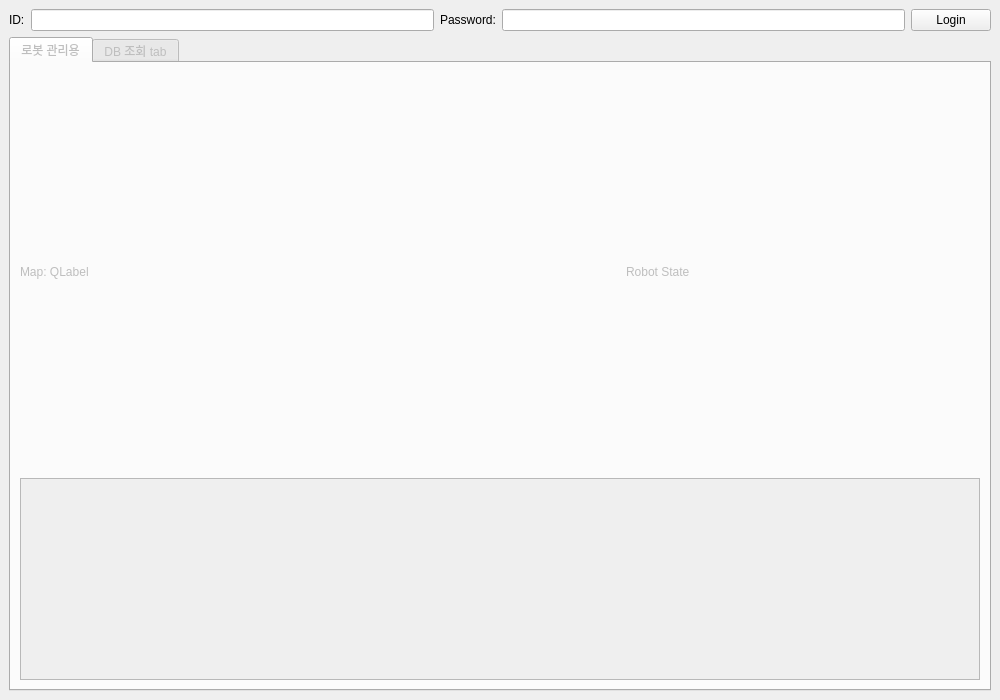
Before: the Qt Designer form admin/admin_gui.ui in jonnyboy2222/final_project, drawn with Qt 5.
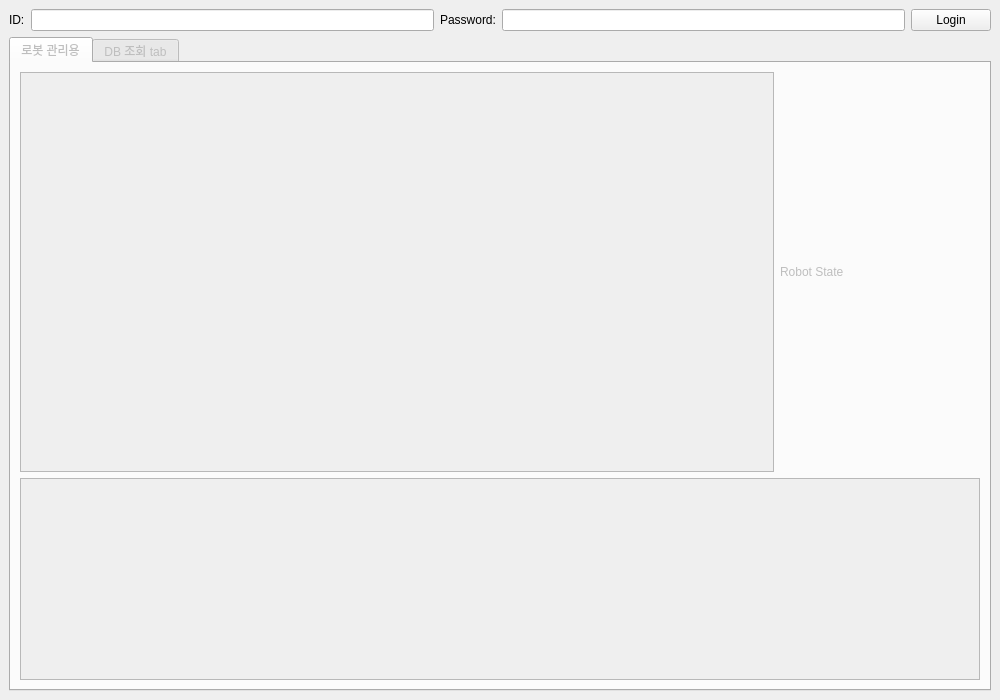
After: the same form once the commit is applied.

```diff
--- a/admin/admin_gui.ui
+++ b/admin/admin_gui.ui
@@ -66,15 +66,9 @@
         <item>
          <layout class="QHBoxLayout" name="mapStateLayout">
           <item>
-           <widget class="QLabel" name="mapLabel">
-            <property name="text">
-             <string>Map: QLabel</string>
-            </property>
-            <property name="minimumSize">
-             <size>
-              <width>600</width>
-              <height>400</height>
-             </size>
+           <widget class="QGraphicsView" name="mapView">
+            <property name="enabled">
+             <bool>false</bool>
             </property>
            </widget>
           </item>
```
Left out of the diff: 29 changed lines with no effect on the pictures.
